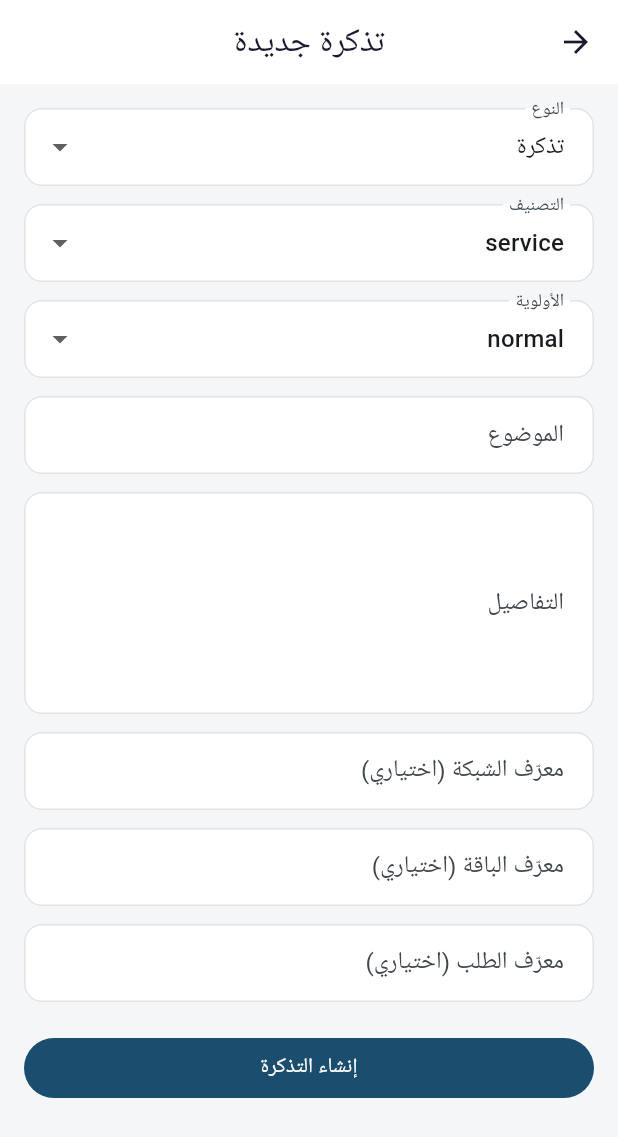
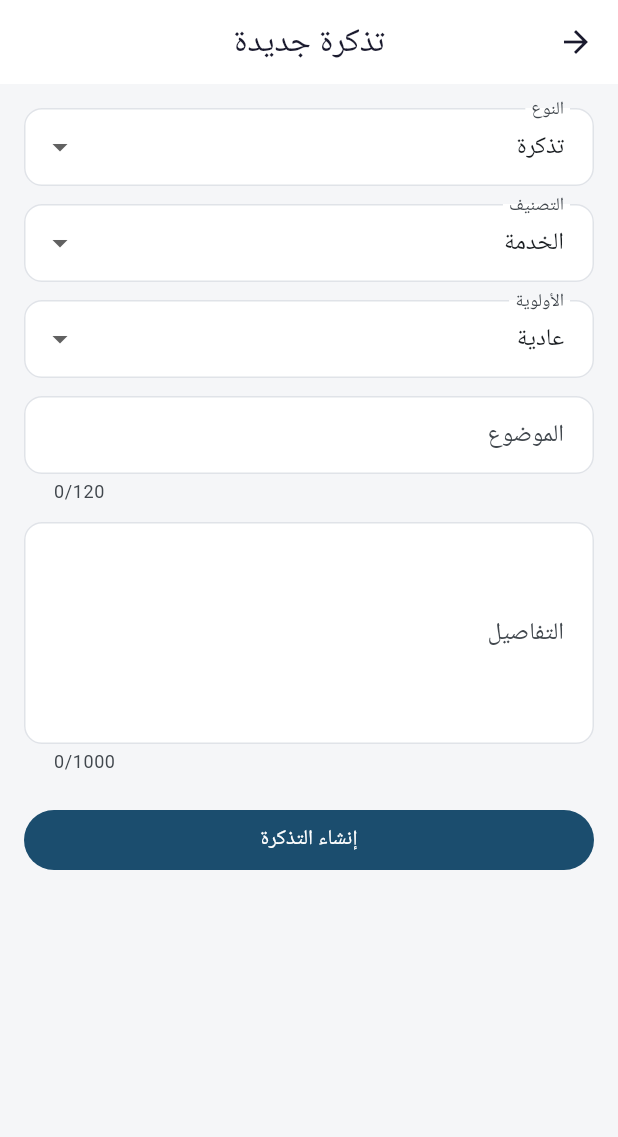
Before and after one commit to msorori-mh/NetYemen, a Flutter app: the MySupportScreen screen opened directly, after a tap on "تذكرة جديدة", on a phone screen of 412 x 824 dp. Shown: the top 1137 px of the screen. Run offline on Flutter 3.47's test engine with Material 3 defaults, Android fonts, the phone set to English and light mode, and no system bars; our stand-ins replace firebase_core, firebase_messaging, flutter_riverpod, permission_handler, supabase_flutter; missing offline and left inert: unorm_dart, wifi_scan; accounts and stored records are empty; Roboto replaces fonts that are missing (Segoe UI).

Commit message:
feat(support): polish customer support experience

```diff
--- /dev/null
+++ b/lib/features/support/presentation/support_display.dart
@@ -0,0 +1,84 @@
+import '../domain/entities.dart';
+
+const supportStatusLabels = <String, String>{
+  'open': 'مفتوحة',
+  'assigned': 'تم إسنادها',
+  'in_progress': 'قيد المعالجة',
+  'waiting_customer': 'بانتظار ردك',
+  'resolved': 'تم الحل',
+  'closed': 'مغلقة',
+};
+
+const supportTypeLabels = <String, String>{
+  'ticket': 'تذكرة',
+  'complaint': 'شكوى',
+  'dispute': 'نزاع',
+};
+
+const supportCategoryLabels = <String, String>{
+  'network': 'الشبكة',
+  'package': 'الباقة',
+  'service': 'الخدمة',
+  'account': 'الحساب',
+  'request': 'طلب إضافة شبكة',
+  'other': 'أخرى',
+};
+
+const supportPriorityLabels = <String, String>{
+  'low': 'منخفضة',
+  'normal': 'عادية',
+  'high': 'مرتفعة',
+  'urgent': 'عاجلة',
+};
+
+const supportOutcomeLabels = <String, String>{
+  'answered': 'تم الرد',
+  'fixed': 'تم الإصلاح',
+  'not_reproducible': 'تعذر إعادة المشكلة',
+  'not_supported': 'خارج نطاق الدعم',
+  'refund_recommended': 'موصى بالتعويض',
+};
+
+const supportEventLabels = <String, String>{
+  'created': 'تم إنشاء التذكرة',
+  'message_added': 'تمت إضافة رسالة',
+  'assigned': 'تم إسناد التذكرة',
+  'status_changed': 'تم تحديث الحالة',
+  'internal_note_added': 'تمت إضافة ملاحظة داخلية',
+  'reopened': 'أُعيد فتح التذكرة',
+};
+
+String supportStatusLabel(String value) =>
+    supportStatusLabels[value] ?? 'حالة غير معروفة';
+
+String supportTypeLabel(SupportCaseType value) =>
+    supportTypeLabels[value.name] ?? 'طلب دعم';
+
+String supportCategoryLabel(String value) =>
+    supportCategoryLabels[value] ?? 'أخرى';
+
+String supportPriorityLabel(String value) =>
+    supportPriorityLabels[value] ?? 'عادية';
+
+String supportOutcomeLabel(String value) =>
+    supportOutcomeLabels[value] ?? 'نتيجة أخرى';
+
+String supportEventLabel(String value) =>
+    supportEventLabels[value] ?? 'تحديث على التذكرة';
+
+String formatSupportDate(DateTime value) {
+  final local = value.toLocal();
+  String twoDigits(int number) => number.toString().padLeft(2, '0');
+  return '${twoDigits(local.day)}/${twoDigits(local.month)}/${local.year}، '
+      '${twoDigits(local.hour)}:${twoDigits(local.minute)}';
+}
+
+String supportEventTransition(SupportEvent event) {
+  final from = event.fromStatus;
+  final to = event.toStatus;
+  if (from != null && to != null) {
+    return '${supportStatusLabel(from)} ← ${supportStatusLabel(to)}';
+  }
+  if (to != null) return supportStatusLabel(to);
+  return '';
+}
--- a/lib/features/support/presentation/support_screens.dart
+++ b/lib/features/support/presentation/support_screens.dart
@@ -2,43 +2,18 @@ import 'package:flutter/material.dart';
 import 'package:flutter_riverpod/flutter_riverpod.dart';
 import '../../../core/theme/app_theme.dart';
 import '../../../core/widgets/customer_load_error.dart';
-import '../../auth/presentation/customer_session_providers.dart';
 import '../domain/entities.dart';
 import '../domain/support_operation_policy.dart';
+import 'support_display.dart';
 import 'support_providers.dart';
-
-const statusAr = {
-  'open': 'مفتوحة',
-  'assigned': 'مُسندة',
-  'in_progress': 'قيد المعالجة',
-  'waiting_customer': 'بانتظار العميل',
-  'resolved': 'تم الحل',
-  'closed': 'مغلقة',
-};
-const typeAr = {'ticket': 'تذكرة', 'complaint': 'شكوى', 'dispute': 'نزاع'};
 
 class MySupportScreen extends ConsumerWidget {
   const MySupportScreen({super.key});
   @override
   Widget build(BuildContext context, WidgetRef ref) {
     final items = ref.watch(supportCasesProvider);
-    final roles = ref.watch(currentUserRolesProvider).valueOrNull ?? [];
-    final staff = roles.any({'support_agent', 'platform_admin'}.contains);
     return Scaffold(
-      appBar: AppBar(
-        title: const Text('دعمي'),
-        actions: [
-          if (staff)
-            IconButton(
-              tooltip: 'قائمة الدعم',
-              icon: const Icon(Icons.support_agent),
-              onPressed: () => Navigator.push(
-                context,
-                MaterialPageRoute(builder: (_) => const SupportQueueScreen()),
-              ),
-            ),
-        ],
-      ),
+      appBar: AppBar(title: const Text('الدعم والشكاوى')),
       floatingActionButton: FloatingActionButton.extended(
         heroTag: 'new-support-case',
         onPressed: () => Navigator.push(
@@ -124,7 +99,11 @@ class CaseTile extends StatelessWidget {
           leading: CircleAvatar(child: Text('#${item.number}')),
           title: Text(item.subject),
           subtitle: Text(
-            '${typeAr[item.type.name]} • ${statusAr[item.status]} • ${item.priority}${item.isOverdue ? ' • متأخرة عن SLA' : ''}',
+            '${supportTypeLabel(item.type)} • '
+            '${supportCategoryLabel(item.category)} • '
+            '${supportStatusLabel(item.status)}\n'
+            'الأولوية: ${supportPriorityLabel(item.priority)}'
+            '${item.isOverdue ? ' • متأخرة عن موعد الرد' : ''}',
           ),
           trailing: const Icon(Icons.chevron_left),
           onTap: () => Navigator.push(
@@ -139,7 +118,16 @@ class CaseTile extends StatelessWidget {
 }
 
 class NewSupportCaseScreen extends ConsumerStatefulWidget {
-  const NewSupportCaseScreen({super.key});
+  final String? networkId;
+  final String? packageId;
+  final String? requestId;
+
+  const NewSupportCaseScreen({
+    super.key,
+    this.networkId,
+    this.packageId,
+    this.requestId,
+  });
   @override
   ConsumerState<NewSupportCaseScreen> createState() => _NewSupportCaseState();
 }
@@ -147,16 +135,13 @@ class NewSupportCaseScreen extends ConsumerStatefulWidget {
 class _NewSupportCaseState extends ConsumerState<NewSupportCaseScreen> {
   final form = GlobalKey<FormState>(),
       subject = TextEditingController(),
-      description = TextEditingController(),
-      network = TextEditingController(),
-      package = TextEditingController(),
-      request = TextEditingController();
+      description = TextEditingController();
   SupportCaseType type = SupportCaseType.ticket;
   String category = 'service', priority = 'normal';
   bool busy = false;
   @override
   void dispose() {
-    for (final c in [subject, description, network, package, request]) {
+    for (final c in [subject, description]) {
       c.dispose();
     }
     super.dispose();
@@ -176,7 +161,9 @@ class _NewSupportCaseState extends ConsumerState<NewSupportCaseScreen> {
                 items: SupportCaseType.values
                     .map(
                       (v) => DropdownMenuItem(
-                          value: v, child: Text(typeAr[v.name]!)),
+                        value: v,
+                        child: Text(supportTypeLabel(v)),
+                      ),
                     )
                     .toList(),
                 onChanged: (v) => setState(() => type = v!),
@@ -185,15 +172,13 @@ class _NewSupportCaseState extends ConsumerState<NewSupportCaseScreen> {
               DropdownButtonFormField(
                 initialValue: category,
                 decoration: const InputDecoration(labelText: 'التصنيف'),
-                items: [
-                  'network',
-                  'package',
-                  'service',
-                  'account',
-                  'request',
-                  'other',
-                ]
-                    .map((v) => DropdownMenuItem(value: v, child: Text(v)))
+                items: supportCategoryLabels.keys
+                    .map(
+                      (v) => DropdownMenuItem(
+                        value: v,
+                        child: Text(supportCategoryLabel(v)),
+                      ),
+                    )
                     .toList(),
                 onChanged: (v) => setState(() => category = v!),
               ),
@@ -201,26 +186,33 @@ class _NewSupportCaseState extends ConsumerState<NewSupportCaseScreen> {
               DropdownButtonFormField(
                 initialValue: priority,
                 decoration: const InputDecoration(labelText: 'الأولوية'),
-                items: [
-                  'low',
-                  'normal',
-                  'high',
-                  'urgent',
-                ]
-                    .map((v) => DropdownMenuItem(value: v, child: Text(v)))
+                items: supportPriorityLabels.keys
+                    .map(
+                      (v) => DropdownMenuItem(
+                        value: v,
+                        child: Text(supportPriorityLabel(v)),
+                      ),
+                    )
                     .toList(),
                 onChanged: (v) => setState(() => priority = v!),
               ),
               const SizedBox(height: 12),
-              _field(subject, 'الموضوع', 3),
+              _field(subject, 'الموضوع', 3, maxLength: 120),
               const SizedBox(height: 12),
-              _field(description, 'التفاصيل', 3, lines: 5),
+              _field(
+                description,
+                'التفاصيل',
+                3,
+                lines: 5,
+                maxLength: SupportOperationPolicy.maximumActionTextLength,
+              ),
+              if (_hasLinkedContext) ...[
                 const SizedBox(height: 12),
-              _field(network, 'معرّف الشبكة (اختياري)', 0, optional: true),
-              const SizedBox(height: 12),
-              _field(package, 'معرّف الباقة (اختياري)', 0, optional: true),
-              const SizedBox(height: 12),
-              _field(request, 'معرّف الطلب (اختياري)', 0, optional: true),
+                const Text(
+                  'سيتم ربط التذكرة بالعملية التي فتحت منها صفحة الدعم.',
+                  style: TextStyle(color: AppTheme.textSecondary),
+                ),
+              ],
               const SizedBox(height: 20),
               FilledButton(
                 onPressed: busy ? null : _submit,
@@ -236,10 +228,12 @@ class _NewSupportCaseState extends ConsumerState<NewSupportCaseScreen> {
     int min, {
     int lines = 1,
     bool optional = false,
+    int? maxLength,
   }) =>
       TextFormField(
         controller: c,
         maxLines: lines,
+        maxLength: maxLength,
         decoration: InputDecoration(labelText: label),
         validator: (v) => optional || ((v?.trim().length ?? 0) >= min)
             ? null
@@ -255,9 +249,9 @@ class _NewSupportCaseState extends ConsumerState<NewSupportCaseScreen> {
             priority: priority,
             subject: subject.text,
             description: description.text,
-            networkId: _null(network.text),
-            packageId: _null(package.text),
-            requestId: _null(request.text),
+            networkId: widget.networkId,
+            packageId: widget.packageId,
+            requestId: widget.requestId,
           );
       if (!mounted) return;
       refreshSupport(ref, null);
@@ -276,7 +270,10 @@ class _NewSupportCaseState extends ConsumerState<NewSupportCaseScreen> {
     }
   }
 
-  String? _null(String v) => v.trim().isEmpty ? null : v.trim();
+  bool get _hasLinkedContext =>
+      widget.networkId != null ||
+      widget.packageId != null ||
+      widget.requestId != null;
 }
 
 class SupportCaseScreen extends ConsumerWidget {
@@ -291,7 +288,7 @@ class SupportCaseScreen extends ConsumerWidget {
   Widget build(BuildContext context, WidgetRef ref) {
     final item = ref.watch(supportCaseProvider(caseId));
     final messages = ref.watch(supportMessagesProvider(caseId));
-    final events = ref.watch(supportEventsProvider(caseId));
+    final events = agentView ? ref.watch(supportEventsProvider(caseId)) : null;
     return Scaffold(
       appBar: AppBar(
         title: Text(agentView ? 'عرض الحالة للموظف' : 'تفاصيل التذكرة'),
@@ -314,24 +311,33 @@ class SupportCaseScreen extends ConsumerWidget {
             Wrap(
               spacing: 8,
               children: [
-                Chip(label: Text(typeAr[c.type.name]!)),
-                Chip(label: Text(statusAr[c.status]!)),
-                Chip(label: Text('الأولوية: ${c.priority}')),
+                Chip(label: Text(supportTypeLabel(c.type))),
+                Chip(label: Text(supportCategoryLabel(c.category))),
+                Chip(label: Text(supportStatusLabel(c.status))),
+                Chip(
+                  label: Text(
+                    'الأولوية: ${supportPriorityLabel(c.priority)}',
+                  ),
+                ),
                 if (c.isOverdue)
                   const Chip(
-                    label: Text('متأخرة عن SLA'),
+                    label: Text('متأخرة عن موعد الرد'),
                     backgroundColor: Color(0xFFFFE0E0),
                   ),
               ],
             ),
             const SizedBox(height: 12),
             Text(c.description),
-            if (c.networkId != null) Text('الشبكة: ${c.networkId}'),
-            if (c.packageId != null) Text('الباقة: ${c.packageId}'),
-            if (c.requestId != null) Text('الطلب: ${c.requestId}'),
+            const SizedBox(height: 8),
+            Text('أُنشئت في ${formatSupportDate(c.createdAt)}'),
+            Text('موعد الرد المتوقع: ${formatSupportDate(c.dueAt)}'),
             if (c.resolution != null) ...[
               const Divider(),
               Text('الحل: ${c.resolution}'),
+              if (c.resolutionOutcome != null)
+                Text(
+                  'النتيجة: ${supportOutcomeLabel(c.resolutionOutcome!)}',
+                ),
             ],
             if (agentView) ...[
               const Divider(),
@@ -386,13 +392,20 @@ class SupportCaseScreen extends ConsumerWidget {
                 compact: true,
                 onRetry: () => ref.invalidate(supportMessagesProvider(caseId)),
               ),
-              data: (m) => Column(
+              data: (m) => m.isEmpty
+                  ? const Padding(
+                      padding: EdgeInsets.symmetric(vertical: 16),
+                      child: Text(
+                        'لا توجد رسائل بعد. أرسل ردًا لإضافة معلومات جديدة.',
+                      ),
+                    )
+                  : Column(
                       children: m
                           .map(
                             (x) => ListTile(
                               leading: const Icon(Icons.chat_bubble_outline),
                               title: Text(x.body),
-                        subtitle: Text(x.createdAt.toLocal().toString()),
+                              subtitle: Text(formatSupportDate(x.createdAt)),
                             ),
                           )
                           .toList(),
@@ -410,9 +423,13 @@ class SupportCaseScreen extends ConsumerWidget {
                 icon: const Icon(Icons.send),
                 label: const Text('إرسال رد'),
               ),
+            if (agentView) ...[
               const Divider(),
-            Text('السجل', style: Theme.of(context).textTheme.titleMedium),
-            events.when(
+              Text(
+                'السجل التشغيلي',
+                style: Theme.of(context).textTheme.titleMedium,
+              ),
+              events!.when(
                 loading: () => const LinearProgressIndicator(),
                 error: (error, _) => CustomerLoadError(
                   error: error,
@@ -425,15 +442,19 @@ class SupportCaseScreen extends ConsumerWidget {
                       .map(
                         (x) => ListTile(
                           dense: true,
-                        title: Text(x.eventType),
+                          title: Text(supportEventLabel(x.eventType)),
                           subtitle: Text(
-                          '${x.fromStatus ?? ''} ${x.toStatus ?? ''} • ${x.createdAt.toLocal()}',
+                            [
+                              supportEventTransition(x),
+                              formatSupportDate(x.createdAt),
+                            ].where((value) => value.isNotEmpty).join(' • '),
                           ),
                         ),
                       )
                       .toList(),
                 ),
               ),
+            ],
           ],
         ),
       ),
@@ -524,7 +545,7 @@ class SupportCaseScreen extends ConsumerWidget {
                     .map(
                       (v) => DropdownMenuItem(
                         value: v,
-                        child: Text(statusAr[v]!),
+                        child: Text(supportStatusLabel(v)),
                       ),
                     )
                     .toList(),
@@ -549,7 +570,10 @@ class SupportCaseScreen extends ConsumerWidget {
                     'refund_recommended',
                   ]
                       .map(
-                        (v) => DropdownMenuItem(value: v, child: Text(v)),
+                        (v) => DropdownMenuItem(
+                          value: v,
+                          child: Text(supportOutcomeLabel(v)),
+                        ),
                       )
                       .toList(),
                   onChanged: (v) => set(() => outcome = v),
```
Also changed, not shown: 2 other files. Lines whose indentation alone changed are shown as unchanged.
